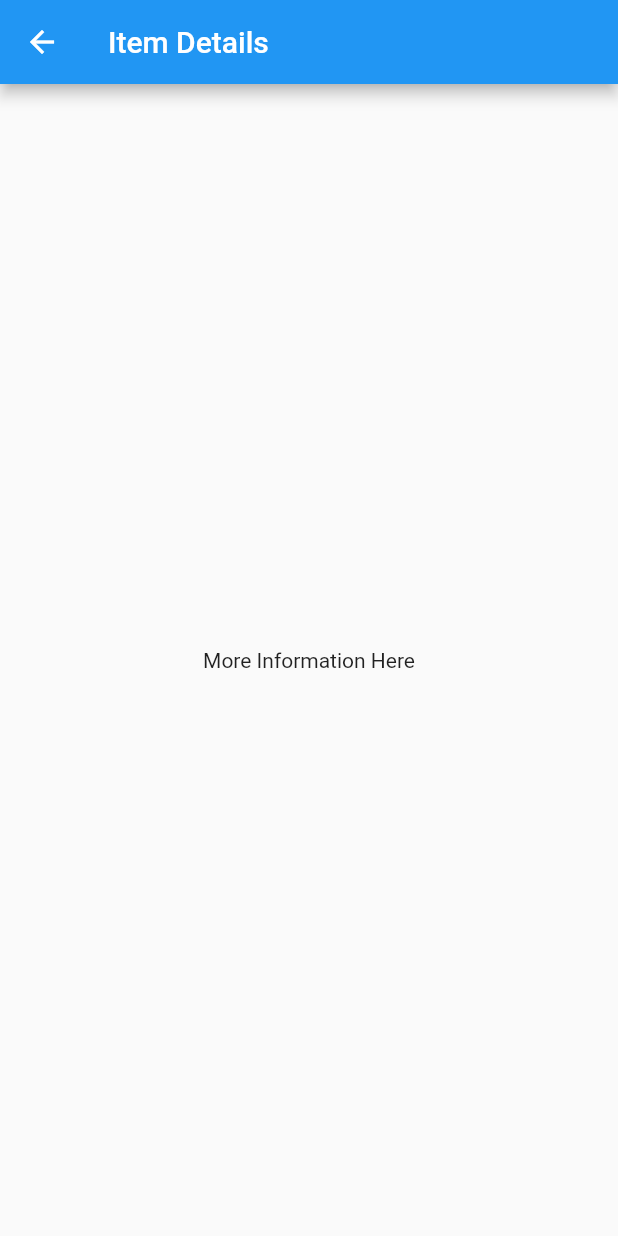
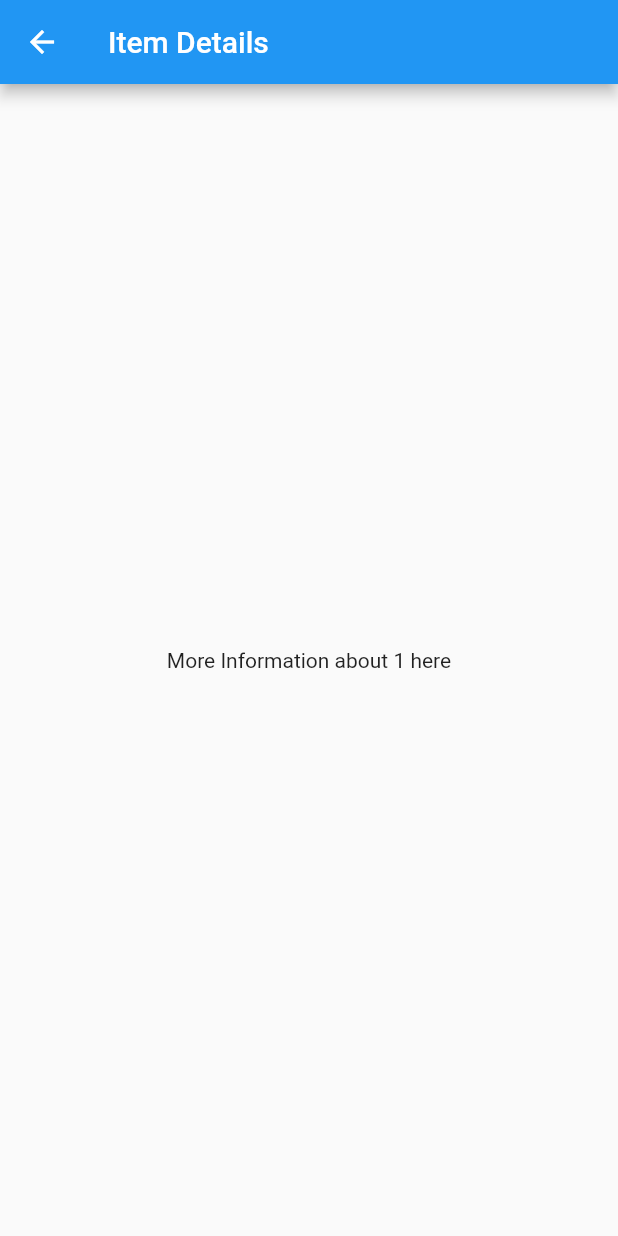
Before and after one commit to rhcpfan/recorder_rss_reader, a Flutter app: the screen it shows after launch, after a tap on an icon or button, on a phone screen of 412 x 824 dp. Run offline on Flutter 3.47's test engine with Material 2 defaults, Android fonts, the light colour scheme and no system bars; generated files the repository leaves out were written again.

Commit message:
Pass data from parent to child screens

```diff
--- a/lib/src/app.dart
+++ b/lib/src/app.dart
@@ -1,6 +1,7 @@
 import 'package:flutter/material.dart';
 import 'package:flutter_gen/gen_l10n/app_localizations.dart';
 import 'package:flutter_localizations/flutter_localizations.dart';
+import 'package:recorder_rss_reader/src/sample_feature/sample_item.dart';
 
 import 'sample_feature/sample_item_details_view.dart';
 import 'sample_feature/sample_item_list_view.dart';
@@ -70,7 +71,7 @@ class MyApp extends StatelessWidget {
                   case SettingsView.routeName:
                     return SettingsView(controller: settingsController);
                   case SampleItemDetailsView.routeName:
-                    return const SampleItemDetailsView();
+                    return const SampleItemDetailsView(item: SampleItem(0),);
                   case SampleItemListView.routeName:
                   default:
                     return const SampleItemListView();
--- a/lib/src/sample_feature/sample_item_details_view.dart
+++ b/lib/src/sample_feature/sample_item_details_view.dart
@@ -1,8 +1,10 @@
 import 'package:flutter/material.dart';
+import 'package:recorder_rss_reader/src/sample_feature/sample_item.dart';
 
 /// Displays detailed information about a SampleItem.
 class SampleItemDetailsView extends StatelessWidget {
-  const SampleItemDetailsView({super.key});
+  const SampleItemDetailsView({super.key, required this.item});
+  final SampleItem item;
 
   static const routeName = '/sample_item';
 
@@ -12,8 +14,8 @@ class SampleItemDetailsView extends StatelessWidget {
       appBar: AppBar(
         title: const Text('Item Details'),
       ),
-      body: const Center(
-        child: Text('More Information Here'),
+      body: Center(
+        child: Text('More Information about ${item.id} here'),
       ),
     );
   }
--- a/lib/src/sample_feature/sample_item_list_view.dart
+++ b/lib/src/sample_feature/sample_item_list_view.dart
@@ -55,15 +55,13 @@ class SampleItemListView extends StatelessWidget {
                 foregroundImage: AssetImage('assets/images/flutter_logo.png'),
               ),
               onTap: () {
-              // Navigate to the details page. If the user leaves and returns to
-              // the app after it has been killed while running in the
-              // background, the navigation stack is restored.
-              Navigator.restorablePushNamed(
+                Navigator.push(
                   context,
-                SampleItemDetailsView.routeName,
+                  MaterialPageRoute(
+                    builder: (context) => SampleItemDetailsView(item: item),
+                  ),
                 );
-            }
-          );
+              });
         },
       ),
     );
```
Lines whose indentation alone changed are shown as unchanged.
